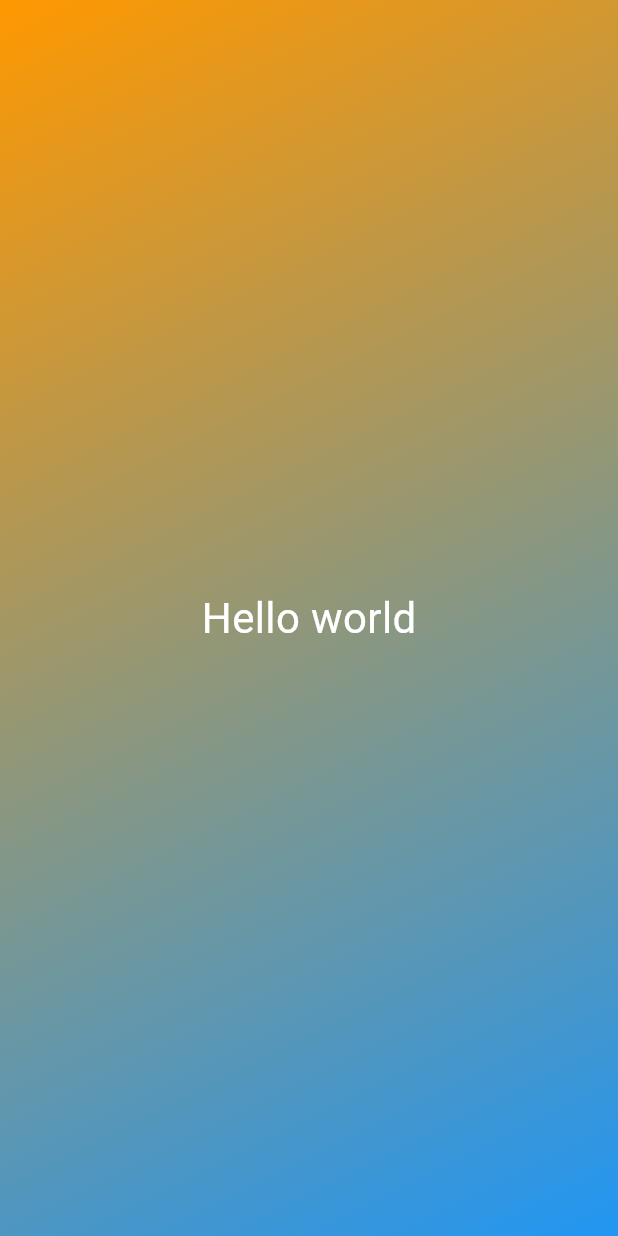
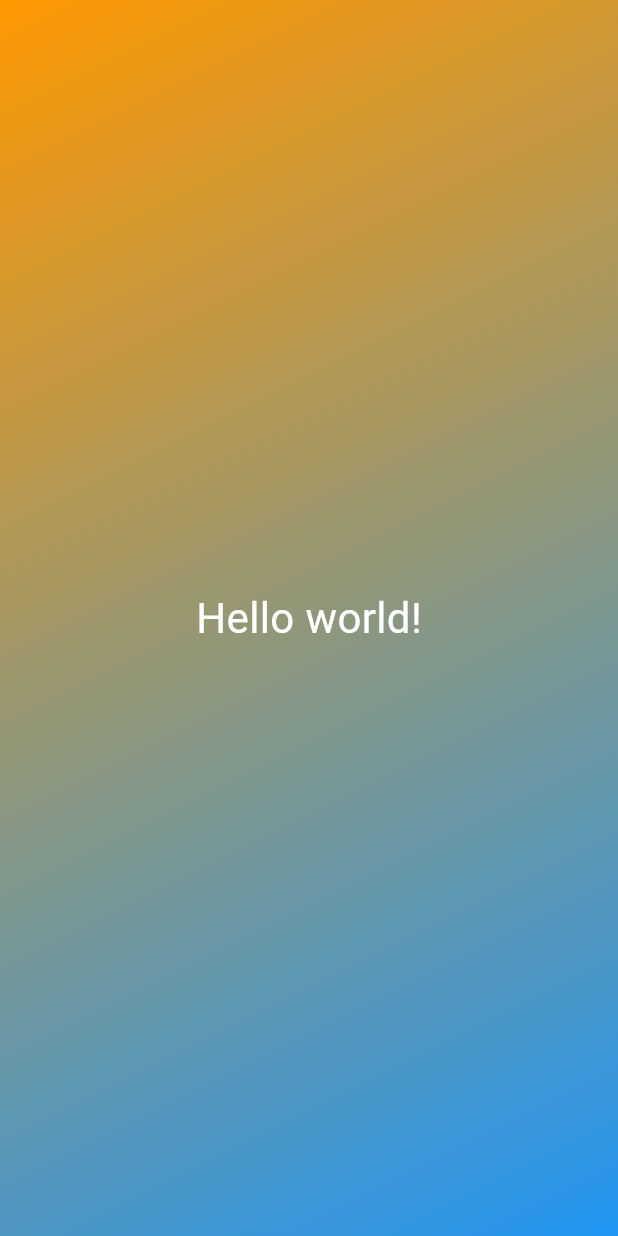
Before and after one commit to weitecklee/dice_app, a Flutter app: the screen it shows after launch, on a phone screen of 412 x 824 dp. Run offline on Flutter 3.47's test engine with Material 3 defaults, Android fonts, the phone set to English and light mode, and no system bars.

Commit message:
StyledText

```diff
--- a/lib/gradient_container.dart
+++ b/lib/gradient_container.dart
@@ -1,3 +1,4 @@
+import 'package:dice_app/styled_text.dart';
 import 'package:flutter/material.dart';
 
 class GradientContainer extends StatelessWidget {
@@ -17,13 +18,7 @@ class GradientContainer extends StatelessWidget {
         ),
       ),
       child: const Center(
-        child: Text(
-          'Hello world',
-          style: TextStyle(
-            fontSize: 28.0,
-            color: Colors.white,
-          ),
-        ),
+        child: StyledText(),
       ),
     );
   }
--- /dev/null
+++ b/lib/styled_text.dart
@@ -0,0 +1,16 @@
+import 'package:flutter/material.dart';
+
+class StyledText extends StatelessWidget {
+  const StyledText({super.key});
+
+  @override
+  Widget build(BuildContext context) {
+    return const Text(
+      'Hello world!',
+      style: TextStyle(
+        fontSize: 28.0,
+        color: Colors.white,
+      ),
+    );
+  }
+}
```
